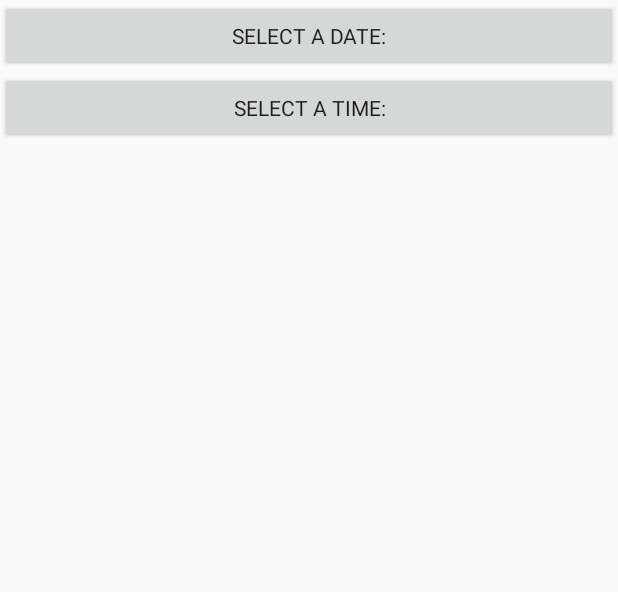
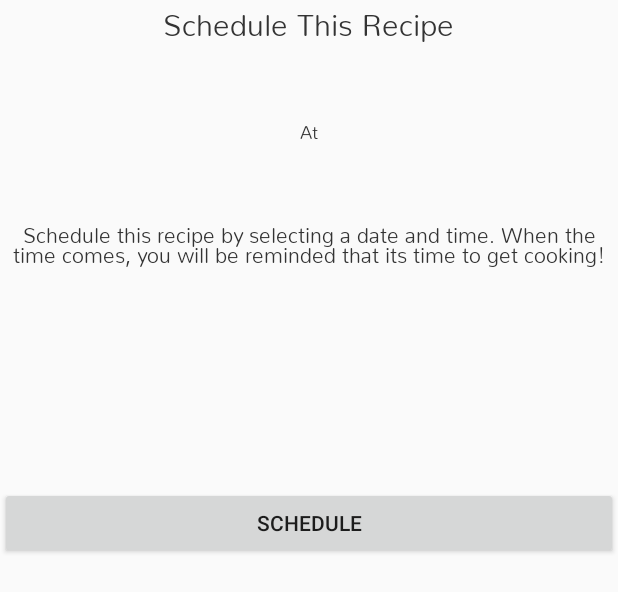
Before and after one commit to osquitoOfTheNorth/eater, an Android app: the layout date_time_picker_dialog.xml on its own in the app's theme, with its tools: preview values and no code run, on a phone screen of 412 x 824 dp. Shown: the top 592 px of the screen. Run offline under Robolectric (Android 15) with nearby library versions, the light colour scheme and no system bars.

Commit message:
more work

```diff
--- a/app/src/main/res/layout/date_time_picker_dialog.xml
+++ b/app/src/main/res/layout/date_time_picker_dialog.xml
@@ -1,24 +1,57 @@
 <?xml version="1.0" encoding="utf-8"?>
-
 <layout xmlns:android="http://schemas.android.com/apk/res/android">
     <data>
-        <variable name="clickListener" type="oscar.com.eater.ViewModels.DateTimePickerViewModel" />
+        <variable name="viewModel" type="oscar.com.eater.ViewModels.DateTimePickerViewModel" />
     </data>
     <LinearLayout
               android:orientation="vertical"
+              android:minHeight="350dp"
+              android:minWidth="250dp"
               android:layout_width="match_parent"
               android:layout_height="match_parent">
+
+        <oscar.com.eater.Views.QueRicoTextView
+                android:textSize="20sp"
+                android:layout_gravity="center"
+                android:layout_width="wrap_content"
+                android:layout_height="wrap_content"
+                android:text="@string/scheduler_dialog_header"/>
         <Button
-                android:onClick="@{ (view) -> clickListener.onSelectDateClicked() }"
+                android:background="@android:color/transparent"
+                android:onClick="@{ (view) -> viewModel.onSelectDateClicked() }"
                 android:fontFamily="@fonts/Nunito-Light"
                 android:layout_width="match_parent"
                 android:layout_height="wrap_content"
-                android:text="@string/date_picker_label"/>
+                android:text="@{viewModel.humanReadableDate}"/>
+
+
+        <oscar.com.eater.Views.QueRicoTextView
+                android:textSize="12sp"
+                android:layout_gravity="center"
+                android:layout_width="wrap_content"
+                android:layout_height="wrap_content"
+                android:text="@string/at"/>
+
         <Button
-                android:onClick="@{ (view) -> clickListener.onSelectTimeClicked() }"
+                android:background="@android:color/transparent"
+                android:onClick="@{ (view) -> viewModel.onSelectTimeClicked() }"
                 android:fontFamily="@fonts/Nunito-Light"
                 android:layout_width="match_parent"
                 android:layout_height="wrap_content"
-                android:text="@string/time_picker_label"/>
+                android:text="@{viewModel.humanReadableTime}"/>
+
+        <oscar.com.eater.Views.QueRicoTextView
+                android:layout_width="match_parent"
+                android:layout_height="180dp"
+                android:textAlignment="center"
+                android:text="@string/schedule_dialog_explination"/>
+
+
+        <Button android:layout_width="match_parent"
+                android:layout_height="wrap_content"
+                android:layout_gravity="bottom"
+                android:text="@string/schedule"
+                android:onClick="@{(view) -> viewModel.onSchedule()"/>
+
 </LinearLayout>
 </layout>
--- a/app/src/main/res/values/strings.xml
+++ b/app/src/main/res/values/strings.xml
@@ -1,5 +1,8 @@
 <resources>
     <string name="app_name">eater</string>
-    <string name="date_picker_label">Select a Date:</string>
-    <string name="time_picker_label">Select a Time:</string>
+    <string name="scheduler_dialog_header">Schedule This Recipe</string>
+    <string name="schedule_dialog_explination">Schedule this recipe by selecting a date and time. When the time
+    comes, you will be reminded that its time to get cooking!</string>
+    <string name="schedule">Schedule</string>
+    <string name="at">At</string>
 </resources>
```
Also changed, not shown: app/src/main/java/oscar/com/eater/Fragments/DateTimePickerDialogFragment.kt (+10 -3 lines), app/src/main/java/oscar/com/eater/ViewModels/DateTimePickerViewModel.kt (+28 -1 lines).
